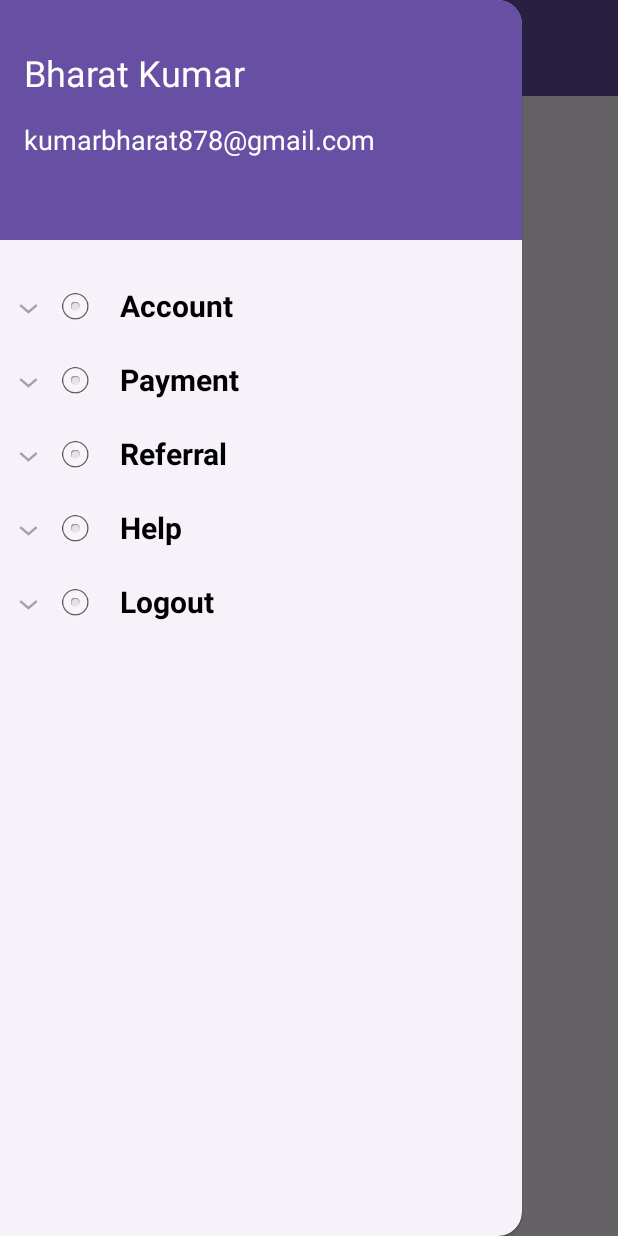
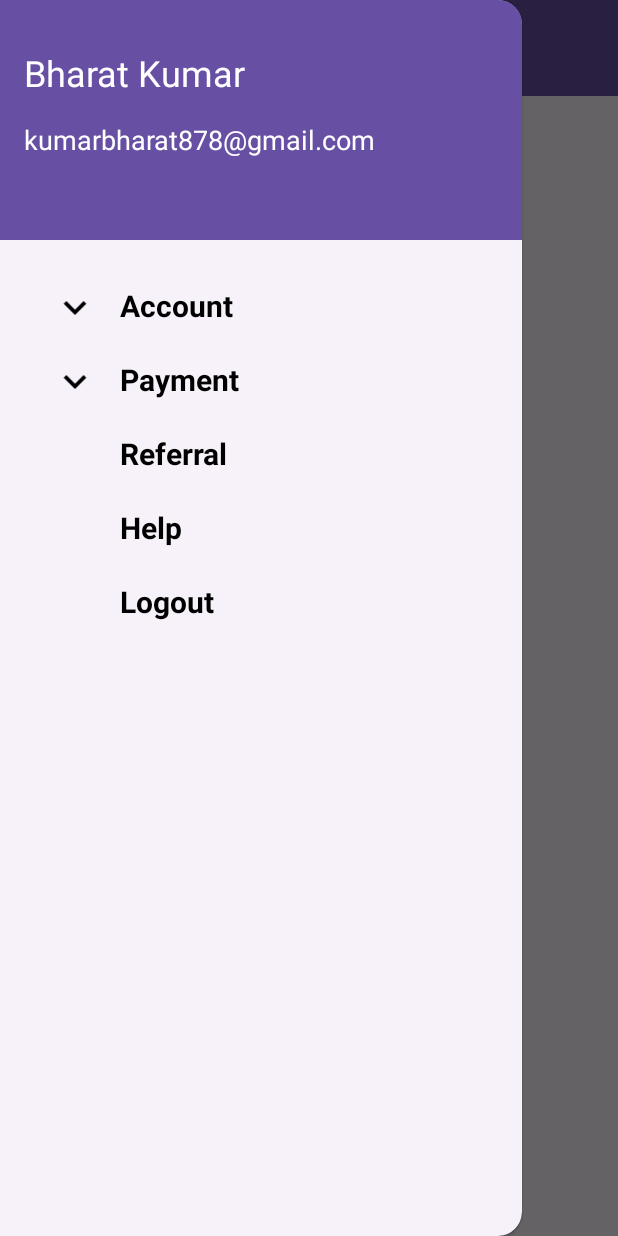
Before and after one commit to bharat878/ExpandableNavigation, an Android app: the screen it shows after launch (MainActivity), with the side drawer open, on a phone screen of 412 x 824 dp. Run offline under Robolectric (Android 15) with nearby library versions, the phone set to English and light mode, and no system bars.

Commit message:
remove indicator for no child group

```diff
--- a/app/src/main/AndroidManifest.xml
+++ b/app/src/main/AndroidManifest.xml
@@ -13,7 +13,7 @@
         android:theme="@style/Theme.ExpandableNavigation"
         tools:targetApi="31">
         <activity
-            android:name=".MainActivity"
+            android:name=".ui.MainActivity"
             android:exported="true">
             <intent-filter>
                 <action android:name="android.intent.action.MAIN" />
--- a/app/src/main/java/com/bharat/expandablenavigation/ExpandedMenuModel.kt
+++ b/app/src/main/java/com/bharat/expandablenavigation/model/ExpandedMenuModel.kt
@@ -1,4 +1,4 @@
-package com.bharat.expandablenavigation
+package com.bharat.expandablenavigation.model
 
 data class ExpandedMenuModel(
     var iconName: String = "",
--- a/app/src/main/java/com/bharat/expandablenavigation/ExpandableListAdapter.kt
+++ b/app/src/main/java/com/bharat/expandablenavigation/ui/ExpandableListAdapter.kt
@@ -1,4 +1,4 @@
-package com.bharat.expandablenavigation
+package com.bharat.expandablenavigation.ui
 
 import android.content.Context
 import android.graphics.Typeface
@@ -10,6 +10,8 @@ import android.widget.BaseExpandableListAdapter
 import android.widget.ExpandableListView
 import android.widget.ImageView
 import android.widget.TextView
+import com.bharat.expandablenavigation.R
+import com.bharat.expandablenavigation.model.ExpandedMenuModel
 
 class ExpandableListAdapter(
     private val mContext: Context,
@@ -60,7 +62,15 @@ class ExpandableListAdapter(
         p3: ViewGroup?
     ): View {
         val headerTitle = getGroup(groupPosition) as ExpandedMenuModel
+
         val view = convertView ?: LayoutInflater.from(mContext).inflate(R.layout.listheader, null)
+        expandableListView.setGroupIndicator(null)
+
+        var indicator = view.findViewById<ImageView>(R.id.iconimage)
+        if (getChildrenCount(groupPosition) > 0)
+            indicator.visibility = View.VISIBLE
+        else
+            indicator.visibility = View.INVISIBLE
 
         val lblListHeader = view?.findViewById<TextView>(R.id.submenu)
         lblListHeader?.setTypeface(null, Typeface.BOLD)
--- a/app/src/main/java/com/bharat/expandablenavigation/MainActivity.kt
+++ b/app/src/main/java/com/bharat/expandablenavigation/ui/MainActivity.kt
@@ -1,4 +1,4 @@
-package com.bharat.expandablenavigation
+package com.bharat.expandablenavigation.ui
 
 import android.os.Bundle
 import android.widget.ExpandableListView
@@ -6,6 +6,9 @@ import androidx.appcompat.app.AppCompatActivity
 import androidx.core.view.GravityCompat
 import androidx.drawerlayout.widget.DrawerLayout
 import androidx.lifecycle.ViewModelProvider
+import com.bharat.expandablenavigation.model.ExpandedMenuModel
+import com.bharat.expandablenavigation.viewmodel.MainViewModel
+import com.bharat.expandablenavigation.R
 import com.bharat.expandablenavigation.utils.Utils
 import com.google.android.material.appbar.MaterialToolbar
 
@@ -29,6 +32,8 @@ class MainActivity : AppCompatActivity() {
         observeData()
         onClick()
 
+        expandableList.setGroupIndicator(resources.getDrawable(R.drawable.selector));
+
         mMenuAdapter = ExpandableListAdapter(
             this,
             listDataHeader, listDataChild!!, expandableList
@@ -44,7 +49,7 @@ class MainActivity : AppCompatActivity() {
         listDataHeader = ArrayList()
         listDataChild = HashMap()
 
-        listDataHeader = Utils.getGroupList()
+        listDataHeader = Utils.getGroupList(R.drawable.selector)
         listDataChild = Utils.getChildList(listDataHeader)
     }
 
--- a/app/src/main/java/com/bharat/expandablenavigation/utils/Utils.kt
+++ b/app/src/main/java/com/bharat/expandablenavigation/utils/Utils.kt
@@ -1,35 +1,35 @@
 package com.bharat.expandablenavigation.utils
 
-import com.bharat.expandablenavigation.ExpandedMenuModel
+import com.bharat.expandablenavigation.model.ExpandedMenuModel
 import java.util.HashMap
 
 object Utils {
-    fun getGroupList(): List<ExpandedMenuModel> {
+    fun getGroupList(selector: Int): List<ExpandedMenuModel> {
       var listDataHeader: List<ExpandedMenuModel> = ArrayList()
 
         val item1 = ExpandedMenuModel()
         item1.iconName = Constants.ACCOUNT
-        item1.iconImage = android.R.drawable.btn_radio
+        item1.iconImage = selector
         (listDataHeader as ArrayList<ExpandedMenuModel>).add(item1)
 
         val item2 = ExpandedMenuModel()
         item2.iconName = Constants.PAYMENT
-        item2.iconImage = (android.R.drawable.btn_radio)
+        item2.iconImage = selector
         listDataHeader.add(item2)
 
         val item3 = ExpandedMenuModel()
         item3.iconName = Constants.REFERRAL
-        item3.iconImage = (android.R.drawable.btn_radio)
+        item3.iconImage = selector
         listDataHeader.add(item3)
 
         val item4 = ExpandedMenuModel()
         item4.iconName = Constants.HELP
-        item4.iconImage = (android.R.drawable.btn_radio)
+        item4.iconImage = selector
         listDataHeader.add(item4)
 
         val item5 = ExpandedMenuModel()
         item5.iconName = Constants.LOGOUT
-        item5.iconImage = (android.R.drawable.btn_radio)
+        item5.iconImage = selector
         listDataHeader.add(item5)
 
         return listDataHeader
--- a/app/src/main/java/com/bharat/expandablenavigation/MainViewModel.kt
+++ b/app/src/main/java/com/bharat/expandablenavigation/viewmodel/MainViewModel.kt
@@ -1,4 +1,4 @@
-package com.bharat.expandablenavigation
+package com.bharat.expandablenavigation.viewmodel
 
 import androidx.lifecycle.LiveData
 import androidx.lifecycle.MutableLiveData
--- /dev/null
+++ b/app/src/main/res/drawable/ic_arrow_down.xml
@@ -0,0 +1,5 @@
+<vector android:height="24dp" android:tint="#000000"
+    android:viewportHeight="24" android:viewportWidth="24"
+    android:width="24dp" xmlns:android="http://schemas.android.com/apk/res/android">
+    <path android:fillColor="@android:color/white" android:pathData="M7.41,8.59L12,13.17l4.59,-4.58L18,10l-6,6 -6,-6 1.41,-1.41z"/>
+</vector>
--- /dev/null
+++ b/app/src/main/res/drawable/ic_arrow_up.xml
@@ -0,0 +1,5 @@
+<vector android:height="24dp" android:tint="#000000"
+    android:viewportHeight="24" android:viewportWidth="24"
+    android:width="24dp" xmlns:android="http://schemas.android.com/apk/res/android">
+    <path android:fillColor="@android:color/white" android:pathData="M7.41,15.41L12,10.83l4.59,4.58L18,14l-6,-6 -6,6z"/>
+</vector>
--- /dev/null
+++ b/app/src/main/res/drawable/selector.xml
@@ -0,0 +1,6 @@
+<?xml version="1.0" encoding="utf-8"?>
+<selector xmlns:android="http://schemas.android.com/apk/res/android">
+    <item android:state_empty="true" android:drawable="@android:color/transparent"/>
+    <item android:state_expanded="true" android:drawable="@drawable/ic_arrow_up" />
+    <item android:drawable="@drawable/ic_arrow_down" />
+</selector>
--- a/app/src/main/res/layout/activity_main.xml
+++ b/app/src/main/res/layout/activity_main.xml
@@ -6,7 +6,7 @@
     android:id="@+id/my_drawer_layout"
     android:layout_width="match_parent"
     android:layout_height="match_parent"
-    tools:context=".MainActivity"
+    tools:context=".ui.MainActivity"
     tools:openDrawer="start">
 
     <androidx.coordinatorlayout.widget.CoordinatorLayout
@@ -23,7 +23,7 @@
                 android:id="@+id/topAppBar"
                 android:layout_width="match_parent"
                 android:layout_height="?attr/actionBarSize"
-                app:title="@string/nav_close"
+                app:title="@string/app_name"
                 app:navigationIcon="@drawable/baseline_menu_24"
                 style="@style/Widget.MaterialComponents.Toolbar.PrimarySurface"
                 android:background="@android:color/transparent"
@@ -43,6 +43,7 @@
             android:id="@+id/expandableListView"
             android:layout_width="match_parent"
             android:layout_height="wrap_content"
+            android:groupIndicator="@null"
             android:layout_marginTop="@dimen/dim_180"/>
 
     </com.google.android.material.navigation.NavigationView>
--- a/app/src/main/res/layout/list_submenu.xml
+++ b/app/src/main/res/layout/list_submenu.xml
@@ -8,8 +8,8 @@
         android:id="@+id/submenu"
         android:layout_width="wrap_content"
         android:layout_height="wrap_content"
-        android:layout_marginLeft="@dimen/dim_20"
+        android:layout_marginStart="@dimen/dim_70"
         android:padding="@dimen/dim_10"
-        android:textColor="#000000"
+        android:textColor="@color/black_text"
         android:textSize="@dimen/text_size_18"/>
 </LinearLayout>
--- a/app/src/main/res/layout/listheader.xml
+++ b/app/src/main/res/layout/listheader.xml
@@ -16,6 +16,7 @@
             android:layout_height="@dimen/dim_50"
             android:paddingBottom="@dimen/dim_10"
             android:paddingStart="@dimen/dim_10"
+            android:src="@drawable/selector"
             android:paddingTop="@dimen/dim_10"/>
 
         <TextView
@@ -23,7 +24,7 @@
             android:layout_width="wrap_content"
             android:layout_height="wrap_content"
             android:padding="@dimen/dim_10"
-            android:textColor="#000000"
+            android:textColor="@color/black_text"
             android:textSize="@dimen/text_size_20"/>
 
     </LinearLayout>
--- a/app/src/main/res/menu/navigation_item.xml
+++ /dev/null
@@ -1,15 +0,0 @@
-<?xml version="1.0" encoding="utf-8"?>
-<menu xmlns:android="http://schemas.android.com/apk/res/android">
-
-    <item
-        android:id="@+id/nav_account"
-        android:title="My Account" />
-
-    <item
-        android:id="@+id/nav_settings"
-        android:title="Settings" />
-
-    <item
-        android:id="@+id/nav_logout"
-        android:title="Logout" />
-</menu>
--- a/app/src/main/res/values/colors.xml
+++ b/app/src/main/res/values/colors.xml
@@ -2,4 +2,5 @@
 <resources>
     <color name="black">#FF000000</color>
     <color name="white">#FFFFFFFF</color>
+    <color name="black_text">#000000</color>
 </resources>
--- a/app/src/main/res/values/dimen.xml
+++ b/app/src/main/res/values/dimen.xml
@@ -9,6 +9,7 @@
     <dimen name="dim_32"> 32dp</dimen>
     <dimen name="dim_16"> 16dp</dimen>
     <dimen name="dim_160"> 160dp</dimen>
+    <dimen name="dim_70"> 70dp</dimen>
 
     <dimen name="text_size_24"> 24sp </dimen>
     <dimen name="text_size_20"> 20sp </dimen>
```
